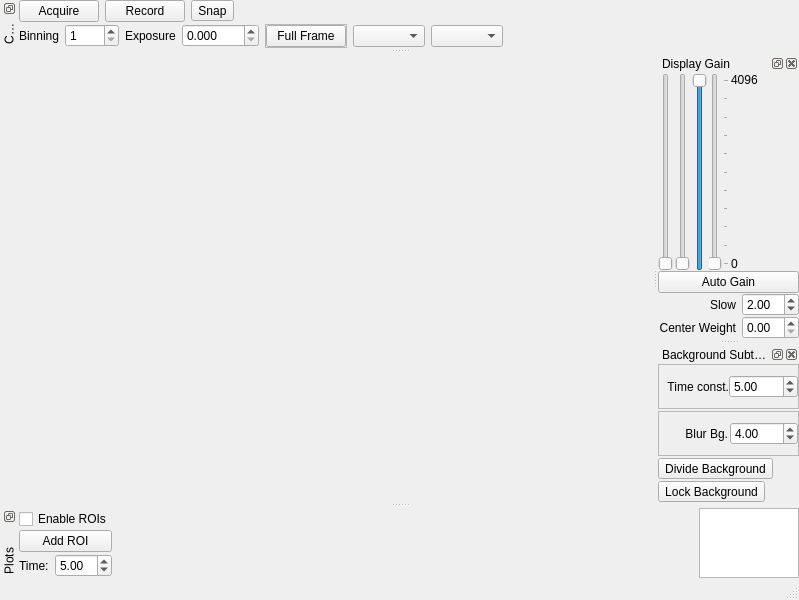
Old version of the form lib/modules/Camera/CameraTemplate.ui in the repository acq4/acq4.
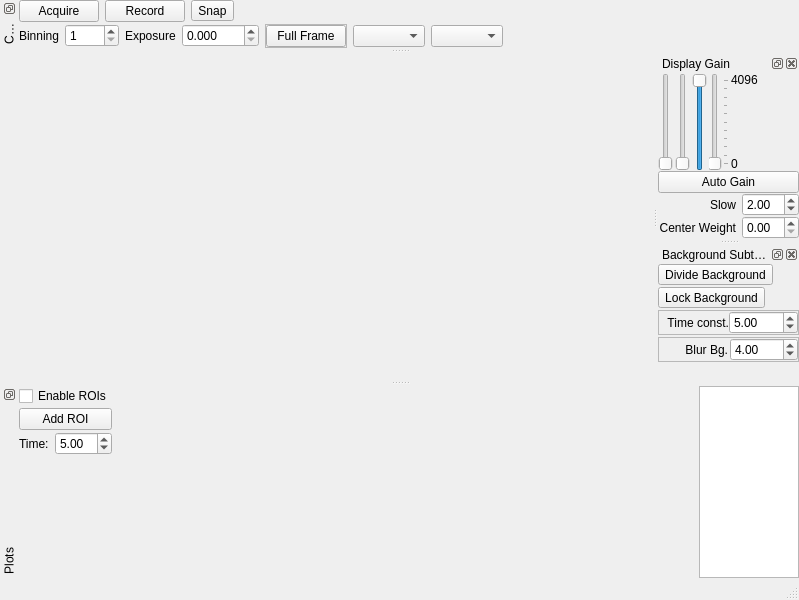
New version of the form. Custom widgets are drawn as their Qt base class.

Commit message: bugfixes ROI plots in camera module

Patch:
```diff
--- a/lib/modules/Camera/CameraTemplate.ui
+++ b/lib/modules/Camera/CameraTemplate.ui
@@ -17,19 +17,7 @@
     <property name="leftMargin" >
      <number>0</number>
     </property>
-    <property name="topMargin" >
-     <number>0</number>
-    </property>
-    <property name="rightMargin" >
-     <number>0</number>
-    </property>
-    <property name="bottomMargin" >
-     <number>0</number>
-    </property>
-    <property name="horizontalSpacing" >
-     <number>0</number>
-    </property>
-    <property name="verticalSpacing" >
+    <property name="spacing" >
      <number>0</number>
     </property>
     <item row="0" column="0" >
@@ -479,15 +467,38 @@
      <property name="leftMargin" >
       <number>0</number>
      </property>
-     <property name="topMargin" >
-      <number>0</number>
-     </property>
-     <property name="rightMargin" >
-      <number>0</number>
-     </property>
-     <property name="bottomMargin" >
-      <number>0</number>
-     </property>
+     <item>
+      <widget class="QToolButton" name="btnDivideBackground" >
+       <property name="toolTip" >
+        <string>&lt;!DOCTYPE HTML PUBLIC "-//W3C//DTD HTML 4.0//EN" "http://www.w3.org/TR/REC-html40/strict.dtd">
+&lt;html>&lt;head>&lt;meta name="qrichtext" content="1" />&lt;style type="text/css">
+p, li { white-space: pre-wrap; }
+&lt;/style>&lt;/head>&lt;body style=" font-family:'MS Shell Dlg 2'; font-size:8.25pt; font-weight:400; font-style:normal;">
+&lt;p style=" margin-top:0px; margin-bottom:0px; margin-left:0px; margin-right:0px; -qt-block-indent:0; text-indent:0px;">Enable/disable background division. Accumulates a running&lt;/p>
+&lt;p style=" margin-top:0px; margin-bottom:0px; margin-left:0px; margin-right:0px; -qt-block-indent:0; text-indent:0px;">average of several previous frames and divides this from the&lt;/p>
+&lt;p style=" margin-top:0px; margin-bottom:0px; margin-left:0px; margin-right:0px; -qt-block-indent:0; text-indent:0px;">current visible frame. Does &lt;span style=" font-style:italic;">not&lt;/span> affect images written to disk.&lt;/p>&lt;/body>&lt;/html></string>
+       </property>
+       <property name="text" >
+        <string>Divide Background</string>
+       </property>
+       <property name="checkable" >
+        <bool>true</bool>
+       </property>
+      </widget>
+     </item>
+     <item>
+      <widget class="QToolButton" name="btnLockBackground" >
+       <property name="toolTip" >
+        <string>Locks the background frame so that it no longer integrates new frames into itself.</string>
+       </property>
+       <property name="text" >
+        <string>Lock Background</string>
+       </property>
+       <property name="checkable" >
+        <bool>true</bool>
+       </property>
+      </widget>
+     </item>
      <item>
       <widget class="QFrame" name="frame_2" >
        <property name="frameShape" >
@@ -580,31 +591,24 @@
       </widget>
      </item>
      <item>
-      <widget class="QToolButton" name="btnDivideBackground" >
-       <property name="text" >
-        <string>Divide Background</string>
+      <spacer name="verticalSpacer" >
+       <property name="orientation" >
+        <enum>Qt::Vertical</enum>
        </property>
-       <property name="checkable" >
-        <bool>true</bool>
+       <property name="sizeHint" stdset="0" >
+        <size>
+         <width>20</width>
+         <height>40</height>
+        </size>
        </property>
-      </widget>
-     </item>
-     <item>
-      <widget class="QToolButton" name="btnLockBackground" >
-       <property name="text" >
-        <string>Lock Background</string>
-       </property>
-       <property name="checkable" >
-        <bool>true</bool>
-       </property>
-      </widget>
+      </spacer>
      </item>
     </layout>
    </widget>
   </widget>
   <widget class="QDockWidget" name="dockWidget_4" >
    <property name="features" >
-    <set>QDockWidget::DockWidgetFloatable|QDockWidget::DockWidgetMovable|QDockWidget::DockWidgetVerticalTitleBar|QDockWidget::NoDockWidgetFeatures</set>
+    <set>QDockWidget::DockWidgetFloatable|QDockWidget::DockWidgetMovable|QDockWidget::DockWidgetVerticalTitleBar</set>
    </property>
    <property name="windowTitle" >
     <string>Plots</string>
@@ -613,34 +617,69 @@
     <number>8</number>
    </attribute>
    <widget class="QWidget" name="dockWidgetContents_4" >
-    <layout class="QGridLayout" >
-     <property name="leftMargin" >
+    <property name="sizePolicy" >
+     <sizepolicy vsizetype="Expanding" hsizetype="Expanding" >
+      <horstretch>0</horstretch>
+      <verstretch>0</verstretch>
+     </sizepolicy>
+    </property>
+    <layout class="QHBoxLayout" name="horizontalLayout" >
+     <property name="spacing" >
       <number>0</number>
      </property>
-     <property name="topMargin" >
+     <property name="margin" >
       <number>0</number>
      </property>
-     <property name="rightMargin" >
-      <number>0</number>
-     </property>
-     <property name="bottomMargin" >
-      <number>0</number>
-     </property>
-     <property name="horizontalSpacing" >
-      <number>0</number>
-     </property>
-     <property name="verticalSpacing" >
-      <number>0</number>
-     </property>
-     <item row="0" column="0" colspan="2" >
-      <widget class="QCheckBox" name="checkEnableROIs" >
-       <property name="text" >
-        <string>Enable ROIs</string>
-       </property>
-      </widget>
+     <item>
+      <layout class="QGridLayout" name="gridLayout" >
+       <item row="0" column="0" colspan="2" >
+        <widget class="QCheckBox" name="checkEnableROIs" >
+         <property name="text" >
+          <string>Enable ROIs</string>
+         </property>
+        </widget>
+       </item>
+       <item row="1" column="0" colspan="2" >
+        <widget class="QPushButton" name="btnAddROI" >
+         <property name="text" >
+          <string>Add ROI</string>
+         </property>
+        </widget>
+       </item>
+       <item row="2" column="0" >
+        <widget class="QLabel" name="label_7" >
+         <property name="text" >
+          <string>Time:</string>
+         </property>
+        </widget>
+       </item>
+       <item row="2" column="1" >
+        <widget class="QDoubleSpinBox" name="spinROITime" >
+         <property name="singleStep" >
+          <double>0.100000000000000</double>
+         </property>
+         <property name="value" >
+          <double>5.000000000000000</double>
+         </property>
+        </widget>
+       </item>
+       <item row="3" column="0" colspan="2" >
+        <spacer name="verticalSpacer_2" >
+         <property name="orientation" >
+          <enum>Qt::Vertical</enum>
+         </property>
+         <property name="sizeHint" stdset="0" >
+          <size>
+           <width>88</width>
+           <height>17</height>
+          </size>
+         </property>
+        </spacer>
+       </item>
+      </layout>
      </item>
-     <item rowspan="3" row="0" column="2" >
-      <widget class="QWidget" native="1" name="plotWidget" >
+     <item>
+      <widget class="QwtPlot" native="1" name="plotWidget" >
        <property name="sizePolicy" >
         <sizepolicy vsizetype="Expanding" hsizetype="Expanding" >
          <horstretch>0</horstretch>
@@ -649,10 +688,10 @@
        </property>
       </widget>
      </item>
-     <item rowspan="3" row="0" column="3" >
+     <item>
       <widget class="QListWidget" name="listROIs" >
        <property name="sizePolicy" >
-        <sizepolicy vsizetype="Preferred" hsizetype="Preferred" >
+        <sizepolicy vsizetype="Expanding" hsizetype="Expanding" >
          <horstretch>0</horstretch>
          <verstretch>0</verstretch>
         </sizepolicy>
@@ -665,35 +704,19 @@
        </property>
       </widget>
      </item>
-     <item row="1" column="0" colspan="2" >
-      <widget class="QPushButton" name="btnAddROI" >
-       <property name="text" >
-        <string>Add ROI</string>
-       </property>
-      </widget>
-     </item>
-     <item row="2" column="0" >
-      <widget class="QLabel" name="label_7" >
-       <property name="text" >
-        <string>Time:</string>
-       </property>
-      </widget>
-     </item>
-     <item row="2" column="1" >
-      <widget class="QDoubleSpinBox" name="spinROITime" >
-       <property name="singleStep" >
-        <double>0.100000000000000</double>
-       </property>
-       <property name="value" >
-        <double>5.000000000000000</double>
-       </property>
-      </widget>
-     </item>
     </layout>
    </widget>
   </widget>
  </widget>
  <layoutdefault spacing="2" margin="0" />
+ <customwidgets>
+  <customwidget>
+   <class>QwtPlot</class>
+   <extends>QWidget</extends>
+   <header>qwtplot.h</header>
+   <container>1</container>
+  </customwidget>
+ </customwidgets>
  <resources/>
  <connections/>
 </ui>
```
Left out of the diff: 137 changed lines with no effect on the pictures. The commit also changes 9 other files.
